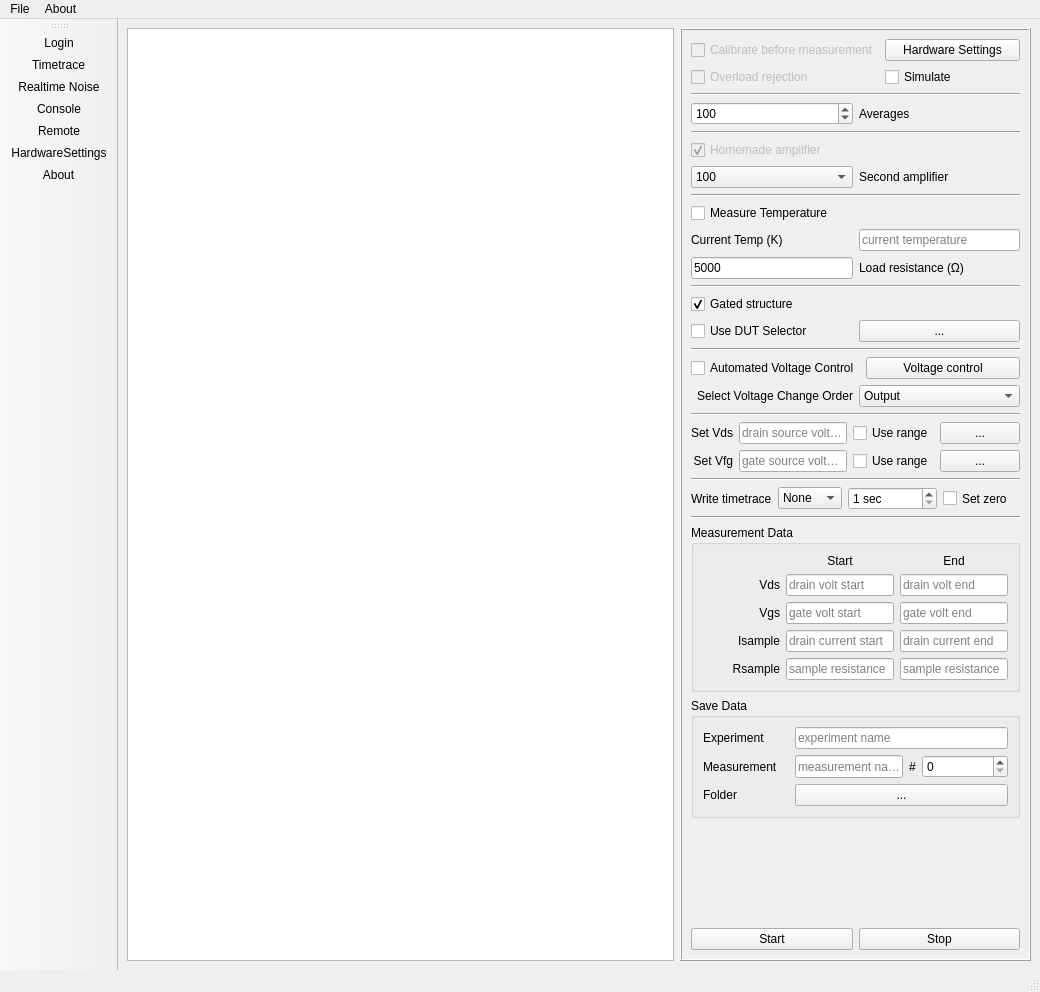
zigorrom/PyFANS, file PyFANS/UI/UI_NoiseMeasurement_v5.ui: the form before one commit.
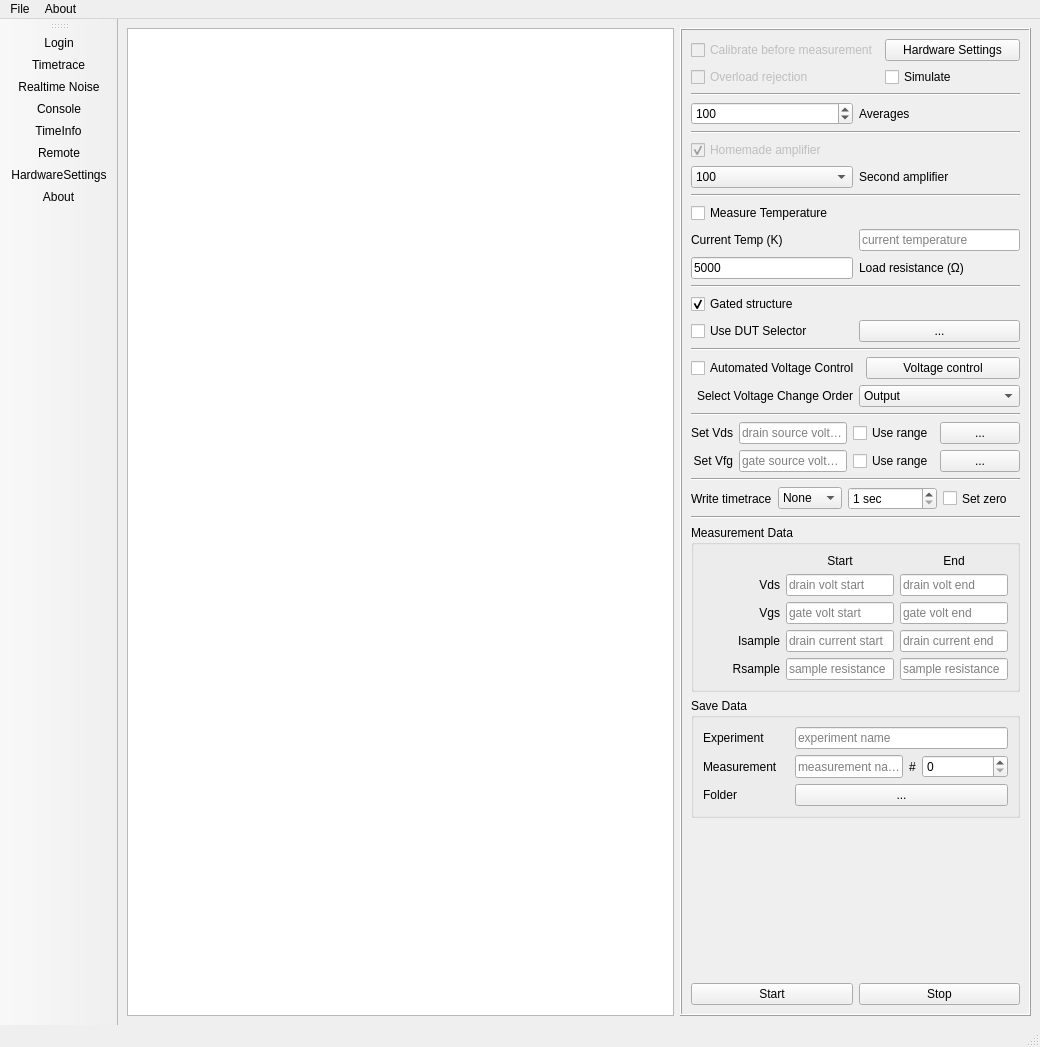
The form after the commit. Icons and pictures are not drawn. Custom widgets are drawn as their Qt base class.

Commit message:
Introducing measurement containet, experiment time estimation
Measurmeent container generates set of parameters correspondin to
parameter priority level

```diff
--- a/PyFANS/UI/UI_NoiseMeasurement_v5.ui
+++ b/PyFANS/UI/UI_NoiseMeasurement_v5.ui
@@ -7,7 +7,7 @@
     <x>0</x>
     <y>0</y>
     <width>1040</width>
-    <height>992</height>
+    <height>1047</height>
    </rect>
   </property>
   <property name="windowTitle">
@@ -1198,6 +1198,7 @@
    <addaction name="actionOpenTimetraceWindow"/>
    <addaction name="actionOpenRealtimeNoiseWindow"/>
    <addaction name="actionOpenConsoleWindow"/>
+   <addaction name="actionTimeInfoWindow"/>
    <addaction name="actionOpenRemote"/>
    <addaction name="actionHardwareSettings"/>
    <addaction name="actionAbout"/>
@@ -1297,6 +1298,15 @@
     <string>Open</string>
    </property>
   </action>
+  <action name="actionTimeInfoWindow">
+   <property name="icon">
+    <iconset resource="icon_resources.qrc">
+     <normaloff>:/icons/Icons/time_info_64x64.png</normaloff>:/icons/Icons/time_info_64x64.png</iconset>
+   </property>
+   <property name="text">
+    <string>TimeInfo</string>
+   </property>
+  </action>
  </widget>
  <customwidgets>
   <customwidget>
```
The commit also changes 13 other files.
